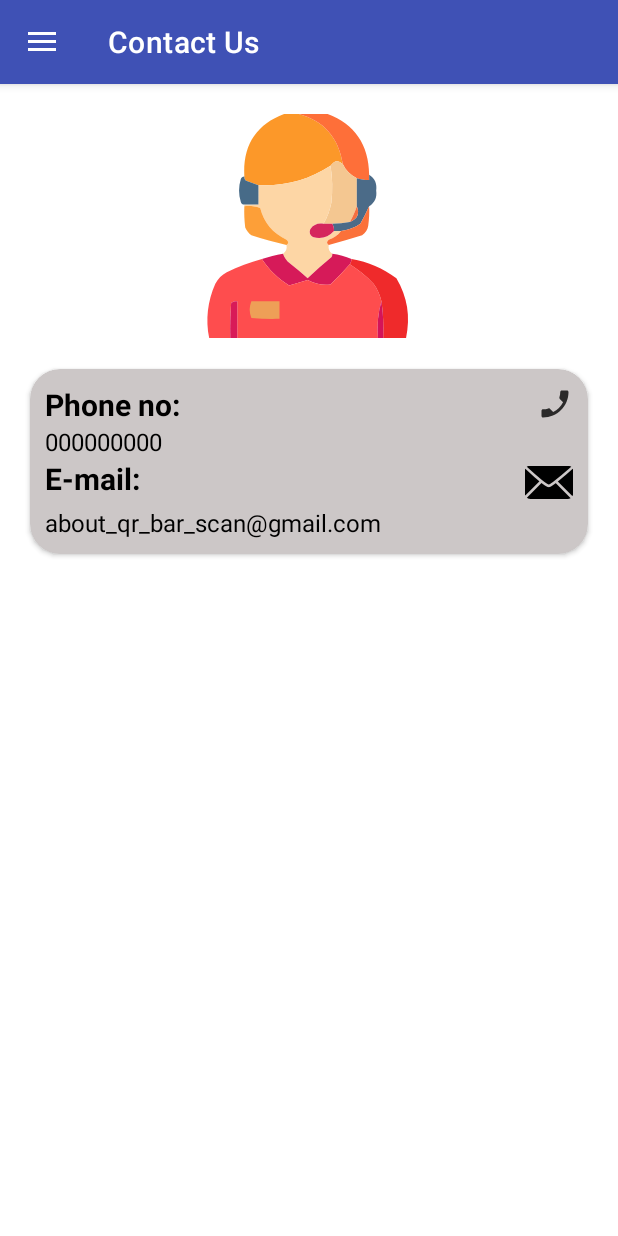
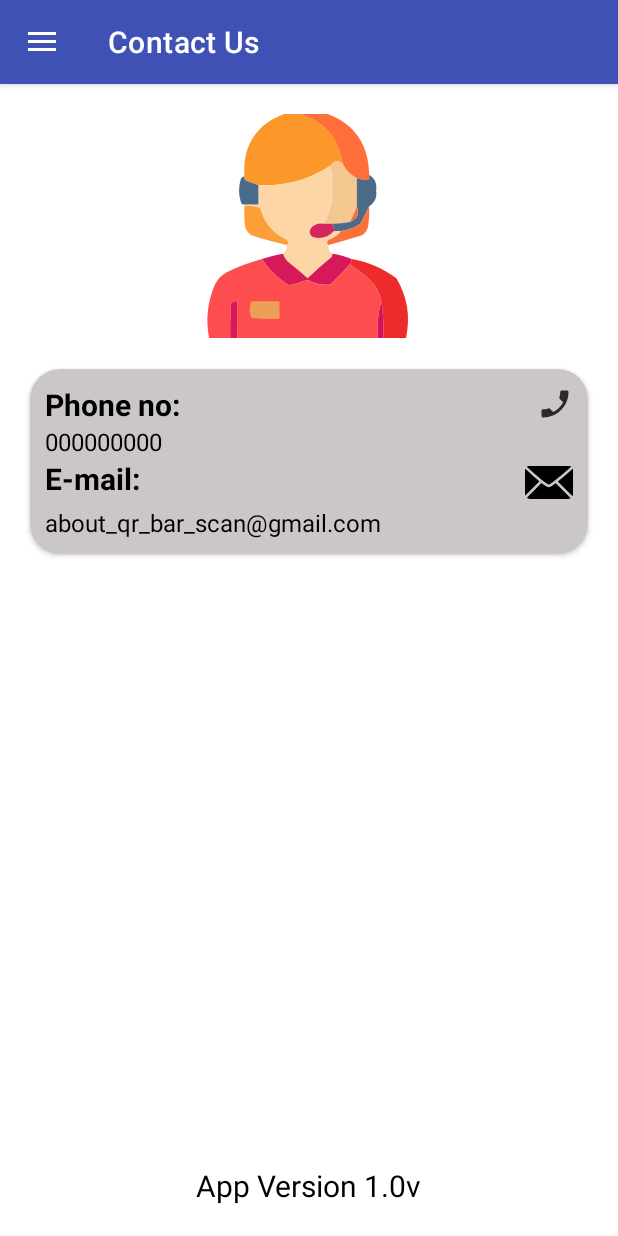
Before and after one commit to idenisyssSoftTech/MyAadharScanner, an Android app: the screen it shows after launch (HomeActivity), in the side drawer, after a tap on "Contact Us", on a phone screen of 412 x 824 dp. Run offline under Robolectric (Android 15) with nearby library versions, the phone set to English and light mode, and no system bars; our stand-ins replace navigation-ui; 1 statement that could not run was skipped.

Commit message:
Added vibrate when scan is completed & add app version text in app menu bar.

```diff
--- a/app/src/main/java/com/idenisyss/myaadharscanner/HomeActivity.java
+++ b/app/src/main/java/com/idenisyss/myaadharscanner/HomeActivity.java
@@ -1,5 +1,6 @@
 package com.idenisyss.myaadharscanner;
 import android.os.Bundle;
+import android.widget.TextView;
 
 import com.google.android.material.navigation.NavigationView;
 
@@ -18,6 +19,7 @@ public class HomeActivity extends AppCompatActivity {
     private static final String TAG_NAME = HomeActivity.class.getName();
     private AppBarConfiguration mAppBarConfiguration;
     private ActivityHomeBinding binding;
+    TextView version;
 
     @Override
     protected void onCreate(Bundle savedInstanceState) {
@@ -33,6 +35,8 @@ public class HomeActivity extends AppCompatActivity {
 
         DrawerLayout drawer = binding.drawerLayout;
         NavigationView navigationView = binding.navView;
+        version = findViewById(R.id.versions);
+        version.setText(getResources().getString(R.string.app_version));
         // Passing each menu ID as a set of Ids because each
         // menu should be considered as top level destinations.
         mAppBarConfiguration = new AppBarConfiguration.Builder(
--- a/app/src/main/java/com/idenisyss/myaadharscanner/ui/aboutus/AboutusFragment.java
+++ b/app/src/main/java/com/idenisyss/myaadharscanner/ui/aboutus/AboutusFragment.java
@@ -7,6 +7,7 @@ import androidx.fragment.app.Fragment;
 import android.view.LayoutInflater;
 import android.view.View;
 import android.view.ViewGroup;
+import android.widget.TextView;
 
 import com.idenisyss.myaadharscanner.R;
 
@@ -21,6 +22,8 @@ public class AboutusFragment extends Fragment {
                              Bundle savedInstanceState) {
         View root = inflater.inflate(R.layout.fragment_aboutus, container, false);
         // Inflate the layout for this fragment
+        TextView version = root.findViewById(R.id.Abtversions);
+        version.setText(getResources().getString(R.string.app_version));
         return root;
     }
 }
--- a/app/src/main/java/com/idenisyss/myaadharscanner/ui/contactus/ContactusFragment.java
+++ b/app/src/main/java/com/idenisyss/myaadharscanner/ui/contactus/ContactusFragment.java
@@ -7,6 +7,7 @@ import androidx.fragment.app.Fragment;
 import android.view.LayoutInflater;
 import android.view.View;
 import android.view.ViewGroup;
+import android.widget.TextView;
 
 import com.idenisyss.myaadharscanner.R;
 
@@ -22,6 +23,8 @@ public class ContactusFragment extends Fragment {
                              Bundle savedInstanceState) {
         View root = inflater.inflate(R.layout.fragment_contactus, container, false);
         // Inflate the layout for this fragment
+        TextView version = root.findViewById(R.id.Cntversions);
+        version.setText(getResources().getString(R.string.app_version));
         return root;
     }
 }
--- a/app/src/main/res/drawable/about_us_black.xml
+++ /dev/null
@@ -1,11 +0,0 @@
-<?xml version="1.0" encoding="utf-8"?>
-<vector xmlns:android="http://schemas.android.com/apk/res/android"
-    android:width="24dp"
-    android:height="24dp"
-    android:tint="@color/black"
-    android:viewportWidth="24"
-    android:viewportHeight="24">
-    <path
-        android:fillColor="@android:color/black"
-        android:pathData="M15,3H5C3.9,3 3.01,3.9 3.01,5L3,19c0,1.1 0.89,2 1.99,2H19c1.1,0 2,-0.9 2,-2V9L15,3zM8,17c-0.55,0 -1,-0.45 -1,-1s0.45,-1 1,-1s1,0.45 1,1S8.55,17 8,17zM8,13c-0.55,0 -1,-0.45 -1,-1s0.45,-1 1,-1s1,0.45 1,1S8.55,13 8,13zM8,9C7.45,9 7,8.55 7,8s0.45,-1 1,-1s1,0.45 1,1S8.55,9 8,9zM14,10V4.5l5.5,5.5H14z" />
-</vector>
--- /dev/null
+++ b/app/src/main/res/drawable/aboutus.xml
@@ -0,0 +1,5 @@
+<vector android:height="24dp" android:tint="#000000"
+    android:viewportHeight="24" android:viewportWidth="24"
+    android:width="24dp" xmlns:android="http://schemas.android.com/apk/res/android">
+    <path android:fillColor="@android:color/white" android:pathData="M12,2C6.48,2 2,6.48 2,12s4.48,10 10,10 10,-4.48 10,-10S17.52,2 12,2zM13,17h-2v-6h2v6zM13,9h-2L11,7h2v2z"/>
+</vector>
--- a/app/src/main/res/drawable/tc_black.xml
+++ /dev/null
@@ -1,11 +0,0 @@
-<?xml version="1.0" encoding="utf-8"?>
-<vector xmlns:android="http://schemas.android.com/apk/res/android"
-    android:width="24dp"
-    android:height="24dp"
-    android:tint="@android:color/black"
-    android:viewportWidth="24"
-    android:viewportHeight="24">
-    <path
-        android:fillColor="@android:color/black"
-        android:pathData="M2,17h2v0.5L3,17.5v1h1v0.5L2,19v1h3v-4L2,16v1zM3,8h1L4,4L2,4v1h1v3zM2,11h1.8L2,13.1v0.9h3v-1L3.2,13L5,10.9L5,10L2,10v1zM7,5v2h14L21,5L7,5zM7,19h14v-2L7,17v2zM7,13h14v-2L7,11v2z" />
-</vector>
--- a/app/src/main/res/layout/activity_home.xml
+++ b/app/src/main/res/layout/activity_home.xml
@@ -21,5 +21,22 @@
         android:layout_gravity="start"
         android:fitsSystemWindows="true"
         app:headerLayout="@layout/nav_header_home"
-        app:menu="@menu/activity_home_drawer" />
+        app:menu="@menu/activity_home_drawer" >
+        <androidx.constraintlayout.widget.ConstraintLayout
+            android:layout_width="match_parent"
+            android:layout_height="match_parent">
+
+            <TextView
+                android:id="@+id/versions"
+                android:layout_width="wrap_content"
+                android:layout_height="wrap_content"
+                android:text=""
+                android:textSize="@dimen/sixteen_sp"
+                android:textColor="@color/black"
+                android:layout_marginBottom="10dp"
+                app:layout_constraintBottom_toBottomOf="parent"
+                app:layout_constraintEnd_toEndOf="parent"
+                app:layout_constraintStart_toStartOf="parent" />
+        </androidx.constraintlayout.widget.ConstraintLayout>
+    </com.google.android.material.navigation.NavigationView>
 </androidx.drawerlayout.widget.DrawerLayout>
--- a/app/src/main/res/layout/fragment_contactus.xml
+++ b/app/src/main/res/layout/fragment_contactus.xml
@@ -87,6 +87,22 @@
             </LinearLayout>
 
         </androidx.cardview.widget.CardView>
+        <androidx.constraintlayout.widget.ConstraintLayout
+            android:layout_width="match_parent"
+            android:layout_height="match_parent">
+
+            <TextView
+                android:id="@+id/Cntversions"
+                android:layout_width="wrap_content"
+                android:layout_height="wrap_content"
+                android:text=""
+                android:textSize="@dimen/twentyfive_sp"
+                android:textColor="@color/black"
+                android:layout_marginBottom="20dp"
+                app:layout_constraintBottom_toBottomOf="parent"
+                app:layout_constraintEnd_toEndOf="parent"
+                app:layout_constraintStart_toStartOf="parent" />
+        </androidx.constraintlayout.widget.ConstraintLayout>
 
 
     </LinearLayout>
--- a/app/src/main/res/menu/activity_home_drawer.xml
+++ b/app/src/main/res/menu/activity_home_drawer.xml
@@ -1,6 +1,7 @@
 <?xml version="1.0" encoding="utf-8"?>
 <menu xmlns:android="http://schemas.android.com/apk/res/android"
     xmlns:tools="http://schemas.android.com/tools"
+    xmlns:app="http://schemas.android.com/apk/res-auto"
     tools:showIn="navigation_view">
 
     <group android:checkableBehavior="single">
@@ -18,11 +19,11 @@
             android:title="@string/menu_contact_us" />
         <item
             android:id="@+id/nav_about_us"
-            android:icon="@drawable/about_us_black"
+            android:icon="@drawable/aboutus"
             android:title="@string/menu_about_us" />
         <item
             android:id="@+id/nav_terms_conditions"
-            android:icon="@drawable/tc_black"
+            android:icon="@drawable/tcn"
             android:title="@string/menu_terms_condition" />
         <item
             android:id="@+id/nav_slideshow"
--- a/app/src/main/res/values/strings.xml
+++ b/app/src/main/res/values/strings.xml
@@ -9,8 +9,8 @@
     <string name="title_activity_home">HomeActivity</string>
     <string name="navigation_drawer_open">Open navigation drawer</string>
     <string name="navigation_drawer_close">Close navigation drawer</string>
-    <string name="nav_header_title">Android Studio</string>
-    <string name="nav_header_subtitle">android.studio@android.com</string>
+    <string name="nav_header_title">Idenisyss Software Solutions</string>
+    <string name="nav_header_subtitle">Idenisyss Software Solutions Pvt Ltd.</string>
     <string name="nav_header_desc">Navigation header</string>
     <string name="action_Delete_all">Delete All</string>
 
@@ -21,6 +21,7 @@
     <string name="menu_about_us">About Us</string>
     <string name="menu_terms_condition">Terms &amp; Conditions</string>
     <string name="menu_message">Message</string>
+    <string name="app_version">App Version 1.0v</string>
 
     <string name="save">Save</string>
     <string name="share">Share</string>
```
Also changed, not shown: app/src/main/AndroidManifest.xml (+6 -6 lines), app/src/main/java/com/idenisyss/myaadharscanner/activities/QRCodeScannerActivity.java (+11 -0 lines), app/src/main/res/layout/fragment_aboutus.xml (+15 -0 lines).
